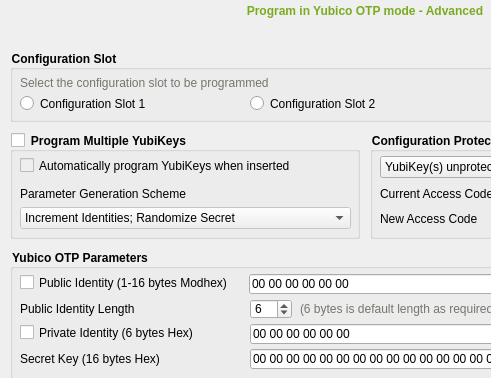
Above: src/ui/otppage.ui from Yubico/yubikey-personalization-gui before the change; both pictures show x 0 to 491 and y 0 to 378 of the 730 by 650 pixel window. Below: the same form after it.
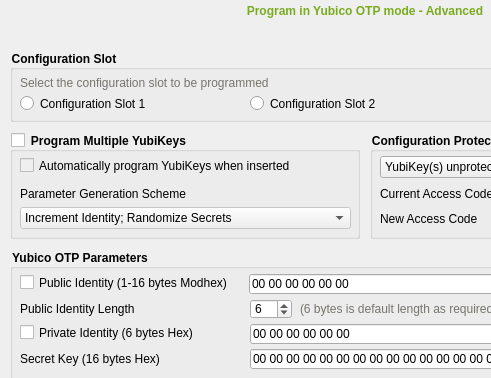
That is the form after the change. Icons and pictures are not drawn.

Commit message: private identity is a secret and should be randomized

Patch:
```diff
--- a/src/ui/otppage.ui
+++ b/src/ui/otppage.ui
@@ -1762,7 +1762,7 @@
      </property>
      <item>
       <property name="text">
-       <string>Increment Identities; Randomize Secret</string>
+       <string>Increment Identity; Randomize Secrets</string>
       </property>
      </item>
      <item>
```
The commit also changes 1 other file.
